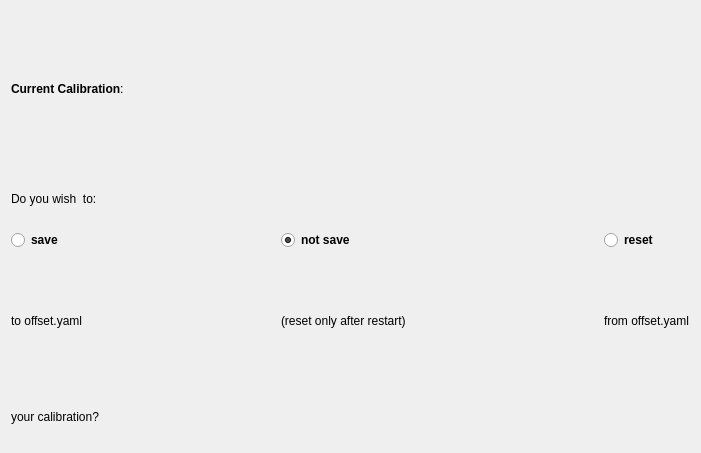
Above: thor_mang_calibration/resource/ui/summary_page.ui from thor-mang/thor_mang_ui before the change. Below: the same form after it.
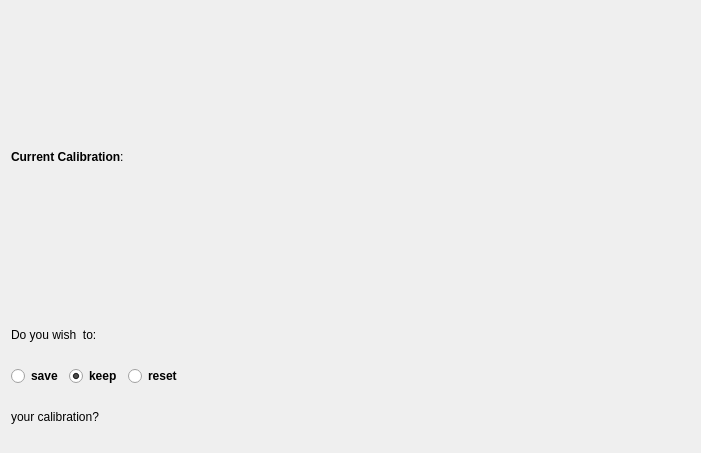
That is the form after the change.

Diff of the .ui file:
```diff
--- a/thor_mang_calibration/resource/ui/summary_page.ui
+++ b/thor_mang_calibration/resource/ui/summary_page.ui
@@ -53,7 +53,7 @@
      </item>
      <item>
       <layout class="QGridLayout" name="button_layout">
-       <item row="0" column="5">
+       <item row="0" column="3">
         <widget class="QRadioButton" name="reset_button">
          <property name="sizePolicy">
           <sizepolicy hsizetype="Maximum" vsizetype="Fixed">
@@ -94,7 +94,7 @@
          </property>
         </widget>
        </item>
-       <item row="0" column="3">
+       <item row="0" column="2">
         <widget class="QRadioButton" name="nosave_button">
          <property name="sizePolicy">
           <sizepolicy hsizetype="Maximum" vsizetype="Fixed">
@@ -109,50 +109,13 @@
           </font>
          </property>
          <property name="text">
-          <string>not save</string>
+          <string>keep</string>
          </property>
          <property name="checked">
           <bool>true</bool>
          </property>
         </widget>
        </item>
-       <item row="0" column="2">
-        <spacer name="horizontalSpacer_1">
-         <property name="orientation">
-          <enum>Qt::Horizontal</enum>
-         </property>
-         <property name="sizeHint" stdset="0">
-          <size>
-           <width>40</width>
-           <height>20</height>
-          </size>
-         </property>
-        </spacer>
-       </item>
-       <item row="1" column="0">
-        <widget class="QLabel" name="save_label">
-         <property name="text">
-          <string>&lt;html&gt;&lt;head/&gt;&lt;body&gt;&lt;p&gt;to offset.yaml&lt;/p&gt;&lt;/body&gt;&lt;/html&gt;</string>
-         </property>
-         <property name="alignment">
-          <set>Qt::AlignLeading|Qt::AlignLeft|Qt::AlignVCenter</set>
-         </property>
-        </widget>
-       </item>
-       <item row="1" column="3">
-        <widget class="QLabel" name="nosave_label">
-         <property name="text">
-          <string>&lt;html&gt;&lt;head/&gt;&lt;body&gt;&lt;p&gt;(reset only after restart)&lt;/p&gt;&lt;/body&gt;&lt;/html&gt;</string>
-         </property>
-        </widget>
-       </item>
-       <item row="1" column="5">
-        <widget class="QLabel" name="reset_label">
-         <property name="text">
-          <string>&lt;html&gt;&lt;head/&gt;&lt;body&gt;&lt;p&gt;from offset.yaml&lt;/p&gt;&lt;/body&gt;&lt;/html&gt;</string>
-         </property>
-        </widget>
-       </item>
        <item row="0" column="4">
         <spacer name="horizontalSpacer_2">
          <property name="orientation">
```
Left out of the diff: 11 changed lines with no effect on the pictures.
